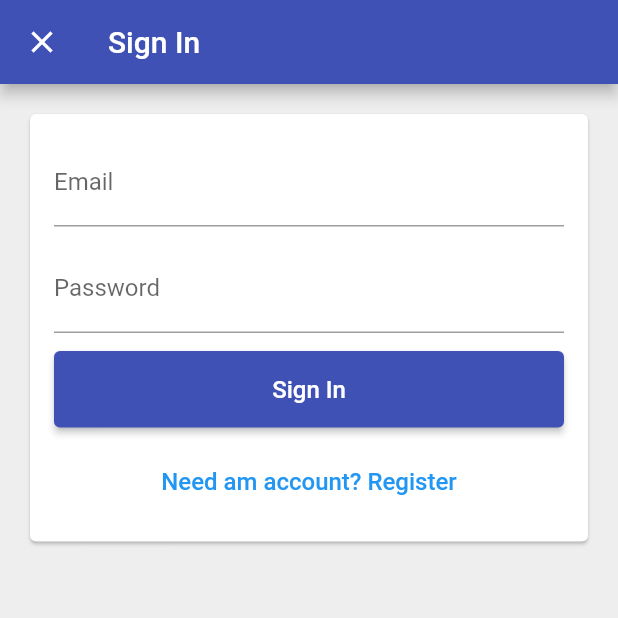
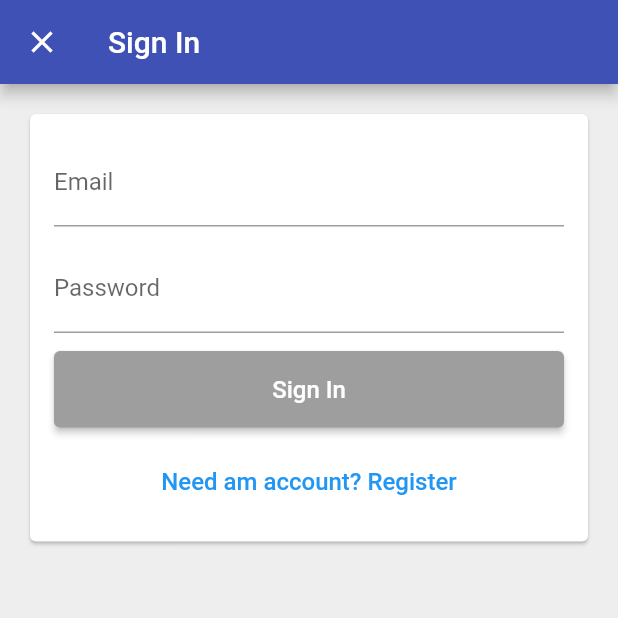
Before and after one commit to rsalomao2/timetrackerflutter, a Flutter app: the screen it shows after launch, after a tap on "Sign in with Email", on a phone screen of 412 x 824 dp, the top half of it. Run offline on Flutter 3.47's test engine with Material 2 defaults, Android fonts, the phone set to English and light mode, and no system bars; our stand-ins replace firebase_auth, firebase_core, google_sign_in; missing offline and left inert: flutter_facebook_login; accounts and stored records are empty.

```diff
--- a/lib/app/signin/SignInEmailPage.dart
+++ b/lib/app/signin/SignInEmailPage.dart
@@ -22,7 +22,7 @@ class _SignInEmailPageState extends State<SignInEmailPage> {
     return Padding(
       padding: EdgeInsets.all(16),
       child: Card(
-        child: SignUpForm(widget.auth),
+        child: EmailSignUpForm(widget.auth),
       ),
     );
   }
--- /dev/null
+++ b/lib/app/signin/StringValidator.dart
@@ -0,0 +1,16 @@
+abstract class StringValidator {
+  bool isValid(String value);
+}
+
+class NonEmptyValidator implements StringValidator {
+  @override
+  bool isValid(String value) {
+    return value.isNotEmpty;
+  }
+}
+
+mixin EmailAndPassowrdValidator {
+  final errorText = "Not empty";
+  final StringValidator emailValidator = NonEmptyValidator();
+  final StringValidator passwordValidator = NonEmptyValidator();
+}
--- a/lib/app/signin/widget/ButtonForm.dart
+++ b/lib/app/signin/widget/ButtonForm.dart
@@ -4,7 +4,7 @@ import 'package:flutter_application_1/commonwidget/CustomButton.dart';
 class ButtonForm extends CustomButton {
   ButtonForm({
     required String label,
-    required VoidCallback onClick,
+    required VoidCallback? onClick,
   }) : super(
           child: Text(
             label,
--- a/lib/app/signin/widget/SignInForm.dart
+++ b/lib/app/signin/widget/SignInForm.dart
@@ -1,18 +1,17 @@
 import 'package:firebase_auth/firebase_auth.dart';
 import 'package:flutter/material.dart';
+import 'package:flutter_application_1/app/signin/StringValidator.dart';
 import 'package:flutter_application_1/app/signin/widget/ButtonForm.dart';
 import 'package:flutter_application_1/service/Auth.dart';
 
-class SignUpForm extends StatefulWidget {
+class EmailSignUpForm extends StatefulWidget with EmailAndPassowrdValidator {
+  EmailSignUpForm(this._auth);
   final AuthBase _auth;
-
-  const SignUpForm(this._auth);
-
   @override
-  _SignUpFormState createState() => _SignUpFormState();
+  _EmailSignUpFormState createState() => _EmailSignUpFormState();
 }
 
-class _SignUpFormState extends State<SignUpForm> {
+class _EmailSignUpFormState extends State<EmailSignUpForm> {
   final TextEditingController _emailTextController = TextEditingController();
   final TextEditingController _passwordTextController = TextEditingController();
   final _emailFocusNode = FocusNode();
@@ -20,6 +19,8 @@ class _SignUpFormState extends State<SignUpForm> {
   EmailSignInType _currentFormtype = EmailSignInType.SIGN_IN;
   String get _email => _emailTextController.text;
   String get _password => _passwordTextController.text;
+  bool isSigninEnabled = false;
+  bool _isSignInPressed = false;
 
   @override
   Widget build(BuildContext context) {
@@ -53,7 +54,7 @@ class _SignUpFormState extends State<SignUpForm> {
       ),
       ButtonForm(
         label: _primaryButtonText,
-        onClick: () => _onPrimaryButtonClick(),
+        onClick: isSigninEnabled ? _onPrimaryButtonClick : null,
       ),
       SizedBox(
         height: 12,
@@ -70,30 +71,36 @@ class _SignUpFormState extends State<SignUpForm> {
   }
 
   TextField _buildPasswordTextField() {
+    final errorText = _isSignInPressed && !widget.emailValidator.isValid(_email)
+        ? "Not empty"
+        : null;
     return TextField(
       controller: _passwordTextController,
       decoration: InputDecoration(
-        hintText: "*****",
-        labelText: "Password",
-      ),
+          hintText: "*****", labelText: "Password", errorText: errorText),
       obscureText: true,
       keyboardType: TextInputType.visiblePassword,
       textInputAction: TextInputAction.done,
       onEditingComplete: _onPasswordEditingComplete,
+      onChanged: _updateState,
       focusNode: _passowrdFocusNode,
     );
   }
 
   TextField _buildEmailtTextField() {
+    final errorText = _isSignInPressed && !widget.emailValidator.isValid(_email)
+        ? "Not empty"
+        : null;
     return TextField(
       controller: _emailTextController,
       decoration: InputDecoration(
-        hintText: "email@email.com",
-        labelText: "Email",
-      ),
+          hintText: "email@email.com",
+          labelText: "Email",
+          errorText: errorText),
       keyboardType: TextInputType.emailAddress,
       textInputAction: TextInputAction.next,
       focusNode: _emailFocusNode,
+      onChanged: _updateState,
       onEditingComplete: _emailEditingComplete,
     );
   }
@@ -101,6 +108,7 @@ class _SignUpFormState extends State<SignUpForm> {
   void _onPrimaryButtonClick() async {
     print("email: ${_emailTextController.text}");
     print("email: ${_passwordTextController.text}");
+    _isSignInPressed = true;
     try {
       User? user;
       if (_currentFormtype == EmailSignInType.SIGN_IN)
@@ -124,6 +132,7 @@ class _SignUpFormState extends State<SignUpForm> {
     });
     _emailTextController.clear();
     _passwordTextController.clear();
+    _isSignInPressed = false;
   }
 
   void _emailEditingComplete() {
@@ -133,6 +142,14 @@ class _SignUpFormState extends State<SignUpForm> {
   void _onPasswordEditingComplete() {
     _onPrimaryButtonClick();
   }
+
+  void _updateState(String value) {
+    setState(() {
+      isSigninEnabled = widget.emailValidator.isValid(_email) &&
+          widget.passwordValidator.isValid(_password);
+      print("Enable: $isSigninEnabled");
+    });
+  }
 }
 
 enum EmailSignInType { SIGN_IN, SIGN_UP }
--- a/lib/commonwidget/CustomButton.dart
+++ b/lib/commonwidget/CustomButton.dart
@@ -19,7 +19,9 @@ class CustomButton extends StatelessWidget {
   Widget build(BuildContext context) {
     return ElevatedButton(
       style: ButtonStyle(
-          backgroundColor: MaterialStateProperty.all(color),
+          backgroundColor: onClickListener != null
+              ? MaterialStateProperty.all(color)
+              : MaterialStateProperty.all(Colors.grey),
           elevation: MaterialStateProperty.all(2),
           padding:
               MaterialStateProperty.all<EdgeInsets>(EdgeInsets.all(padding)),
```
